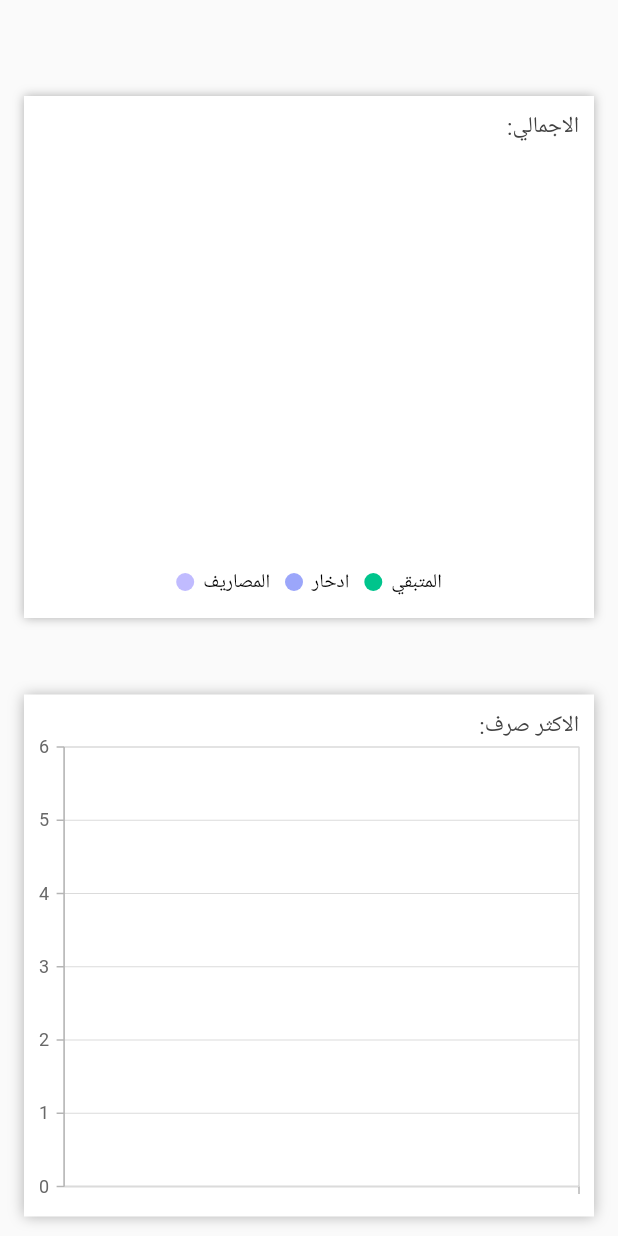
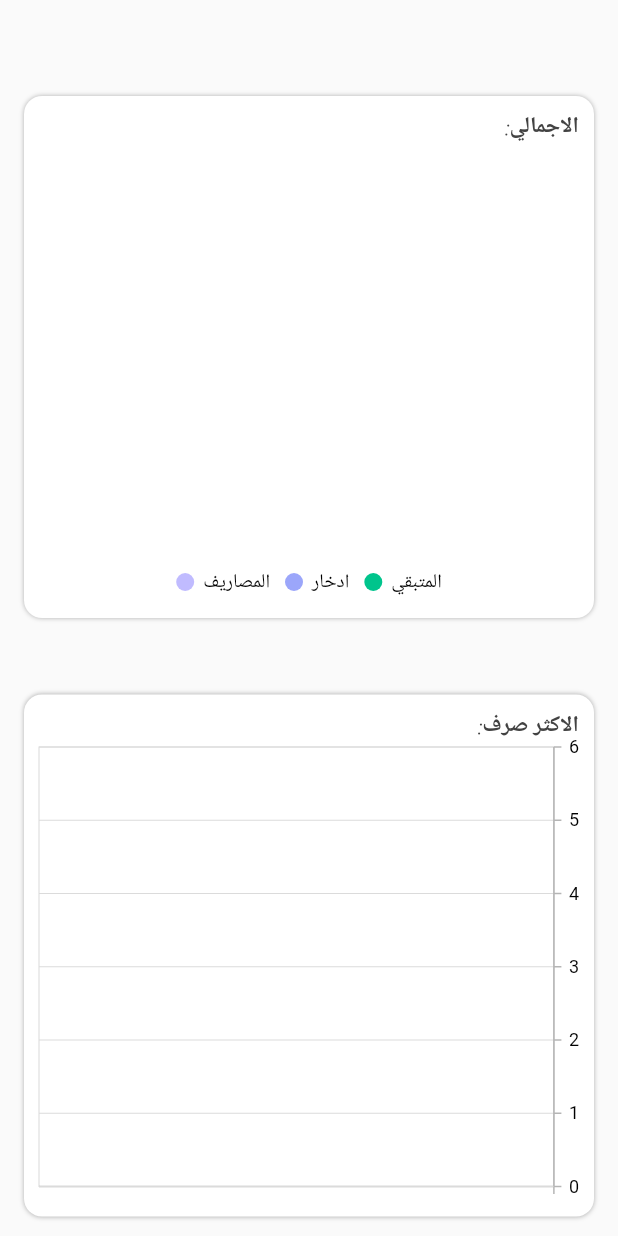
Before and after one commit to shathaMh1/money-manage, a Flutter app: the ChartScreen screen opened directly, on a phone screen of 412 x 824 dp. Run offline on Flutter 3.47's test engine with Material 2 defaults, Android fonts, the phone set to English and light mode, and no system bars; our stand-ins replace get, get_storage, syncfusion_flutter_charts; accounts and stored records are empty; statements that could not run were skipped.

Commit message:
done file chart_screen.dart

```diff
--- a/lib/screens/chart_screen.dart
+++ b/lib/screens/chart_screen.dart
@@ -1,4 +1,5 @@
 import 'package:flutter/material.dart';
+import 'package:get/get_connect/http/src/utils/utils.dart';
 import 'package:personal_expenses/screens/consts.dart';
 import 'package:syncfusion_flutter_charts/charts.dart';
 
@@ -41,7 +42,7 @@ class _MyWidgetState2 extends State<ChartScreen> {
   dynamic getColumnData() {
     List<SalesData> columnData = <SalesData>[
       for (int i = 0; i < historyList.length; i++)
-        SalesData("${historyList[i]['title']}", (historyList[i]['value']))
+        SalesData("${historyList[i]['subtitle']}", (historyList[i]['value']))
 
       // SalesData((historyList[index]['title']), (historyList[index]['value'])),
       // SalesData("ايجار", 500),
@@ -64,18 +65,23 @@ class _MyWidgetState2 extends State<ChartScreen> {
                     width: 380,
                     decoration: BoxDecoration(
                       color: Colors.white,
+                      borderRadius: BorderRadius.circular(12),
                       boxShadow: [
                         BoxShadow(
-                          blurRadius: 5,
+                          blurRadius: 2,
                           color: Colors.black.withOpacity(0.3),
                         ),
                       ],
                     ),
                     child: SfCircularChart(
                         title: ChartTitle(
-                          text: ":الاجمالي",
-                          alignment: ChartAlignment.far,
-                        ),
+                            text: ":الاجمالي",
+                            alignment: ChartAlignment.far,
+                            textStyle: TextStyle(
+                              fontFamily: 'SF Pro Display',
+                              fontSize: 15,
+                              fontWeight: FontWeight.w600,
+                            )),
                         palette: const <Color>[
                           Color.fromRGBO(192, 187, 255, 1),
                           Color.fromRGBO(155, 166, 250, 1),
@@ -103,11 +109,11 @@ class _MyWidgetState2 extends State<ChartScreen> {
                     // margin: EdgeInsets.all(20),
                     decoration: BoxDecoration(
                       color: Colors.white,
-                      // borderRadius: BorderRadius.circular(12),
+                      borderRadius: BorderRadius.circular(12),
                       boxShadow: [
                         BoxShadow(
                           // offset: Offset(1, 0),
-                          blurRadius: 7,
+                          blurRadius: 2,
                           color: Colors.black.withOpacity(0.3),
                         ),
                       ],
@@ -117,9 +123,27 @@ class _MyWidgetState2 extends State<ChartScreen> {
                         Color.fromRGBO(155, 166, 250, 1),
                       ],
                       title: ChartTitle(
-                          text: ":الاكثر صرف", alignment: ChartAlignment.far),
-                      primaryXAxis: CategoryAxis(),
-                      primaryYAxis: NumericAxis(),
+                          text: ":الاكثر صرف",
+                          alignment: ChartAlignment.far,
+                          textStyle: TextStyle(
+                            fontFamily: 'SF Pro Display',
+                            fontSize: 15,
+                            fontWeight: FontWeight.w600,
+                          )),
+                      primaryXAxis: CategoryAxis(
+                          labelStyle: TextStyle(
+                              fontFamily: 'Archivo',
+                              fontSize: 12,
+                              fontWeight: FontWeight.w400,
+                              color: Colors.black)),
+                      primaryYAxis: NumericAxis(
+                          crossesAt: 4,
+                          opposedPosition: true,
+                          labelStyle: TextStyle(
+                              fontFamily: 'Archivo',
+                              fontSize: 12,
+                              fontWeight: FontWeight.w400,
+                              color: Colors.black)),
                       series: <ChartSeries>[
                         ColumnSeries<SalesData, String>(
                             dataSource: getColumnData(),
```
Also changed, not shown: pubspec.yaml (+8 -12 lines), fonts/Archivo-Italic-VariableFont_wdth,wght.ttf (added), fonts/SF-Pro-Display-UltralightItalic.ttf (added), 6 other files.
